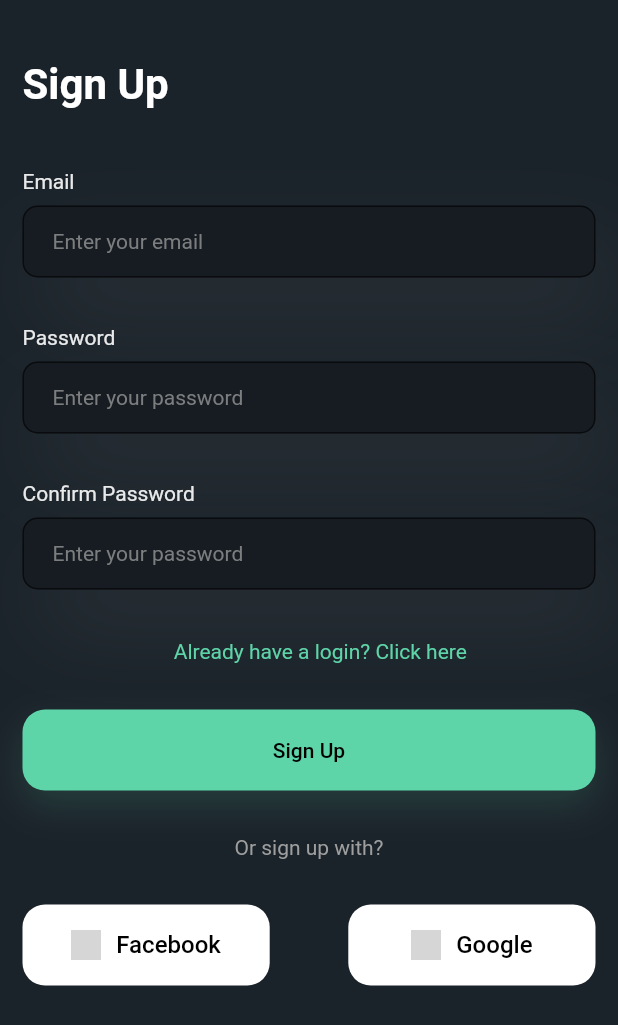
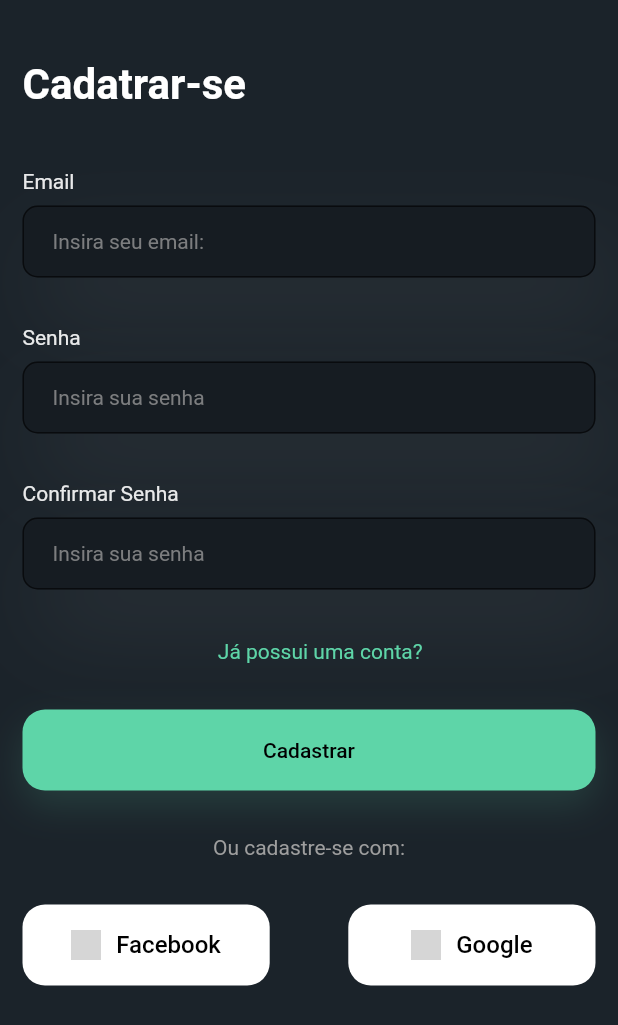
Before and after one commit to gabrielmayers/stocks-app, a Flutter app: the screen it shows after launch, on a phone screen of 412 x 824 dp. Shown: the top 1025 px of the screen. Run offline on Flutter 3.47's test engine with Material 2 defaults, Android fonts, the phone set to English and light mode, and no system bars; network calls fail; grey boxes are pictures that could not be loaded.

Commit message:
signup screen

```diff
--- a/lib/main.dart
+++ b/lib/main.dart
@@ -1,5 +1,5 @@
 import 'package:flutter/material.dart';
-import 'package:stocks_app/sign_up.dart';
+import 'package:stocks_app/screens/sign_up.dart';
 
 void main() {
   runApp(const MyApp());
--- a/lib/sign_up.dart
+++ b/lib/screens/sign_up.dart
@@ -14,7 +14,7 @@ class SignUp extends StatelessWidget {
               SizedBox(
                 height: 25,
               ),
-              Heading("Sign Up"),
+              Heading("Cadatrar-se"),
               SizedBox(
                 height: 25,
               ),
@@ -24,13 +24,13 @@ class SignUp extends StatelessWidget {
               Padding(
                   padding: EdgeInsets.only(top: 0.0, left: 15.0),
                   child: TextButton(
+                    onPressed: null,
                     child: Text(
-                      "Already have a login? Click here",
+                      "Já possui uma conta?",
                       style: TextStyle(
                           fontWeight: FontWeight.normal,
                           color: Color(0xff5ED5A8)),
                     ),
-                    onPressed: null,
                   )),
               SignInButton(),
               Align(
@@ -38,7 +38,7 @@ class SignUp extends StatelessWidget {
                 child: Padding(
                   padding: EdgeInsets.only(top: 15.0),
                   child: Text(
-                    "Or sign up with?",
+                    "Ou cadastre-se com:",
                     style: TextStyle(
                         fontWeight: FontWeight.normal, color: Colors.grey),
                   ),
@@ -85,7 +85,7 @@ class EmailInput extends StatelessWidget {
                 fontWeight: FontWeight.normal,
                 color: Colors.white.withOpacity(.9)),
           ),
-          SizedBox(
+          const SizedBox(
             height: 8,
           ),
           Container(
@@ -106,7 +106,7 @@ class EmailInput extends StatelessWidget {
                 // prefixIcon: Icon(Icons.email),
                 filled: true,
                 fillColor: const Color(0xff161C22),
-                hintText: 'Enter your email',
+                hintText: 'Insira seu email:',
                 hintStyle: TextStyle(color: Colors.grey.withOpacity(.75)),
                 contentPadding:
                     const EdgeInsets.symmetric(vertical: 0.0, horizontal: 20.0),
@@ -138,13 +138,13 @@ class PasswordInput extends StatelessWidget {
         crossAxisAlignment: CrossAxisAlignment.start,
         children: [
           Text(
-            "Password",
+            "Senha",
             style: TextStyle(
                 fontSize: 14,
                 fontWeight: FontWeight.normal,
                 color: Colors.white.withOpacity(.9)),
           ),
-          SizedBox(
+          const SizedBox(
             height: 8,
           ),
           Container(
@@ -166,7 +166,7 @@ class PasswordInput extends StatelessWidget {
                 // prefixIcon: Icon(Icons.email),
                 filled: true,
                 fillColor: const Color(0xff161C22),
-                hintText: 'Enter your password',
+                hintText: 'Insira sua senha',
                 hintStyle: TextStyle(color: Colors.grey.withOpacity(.75)),
                 contentPadding:
                     const EdgeInsets.symmetric(vertical: 0.0, horizontal: 20.0),
@@ -198,13 +198,13 @@ class ConfirmPasswordInput extends StatelessWidget {
         crossAxisAlignment: CrossAxisAlignment.start,
         children: [
           Text(
-            "Confirm Password",
+            "Confirmar Senha",
             style: TextStyle(
                 fontSize: 14,
                 fontWeight: FontWeight.normal,
                 color: Colors.white.withOpacity(.9)),
           ),
-          SizedBox(
+          const SizedBox(
             height: 8,
           ),
           Container(
@@ -226,7 +226,7 @@ class ConfirmPasswordInput extends StatelessWidget {
                 // prefixIcon: Icon(Icons.email),
                 filled: true,
                 fillColor: const Color(0xff161C22),
-                hintText: 'Enter your password',
+                hintText: 'Insira sua senha',
                 hintStyle: TextStyle(color: Colors.grey.withOpacity(.75)),
                 contentPadding:
                     const EdgeInsets.symmetric(vertical: 0.0, horizontal: 20.0),
@@ -270,7 +270,7 @@ class SignInButton extends StatelessWidget {
               )
             ]),
         child: TextButton(
-          child: const Text("Sign Up", style: TextStyle(color: Colors.black)),
+          child: const Text("Cadastrar", style: TextStyle(color: Colors.black)),
           onPressed: () {
             //Navigate Home Here
 
```
